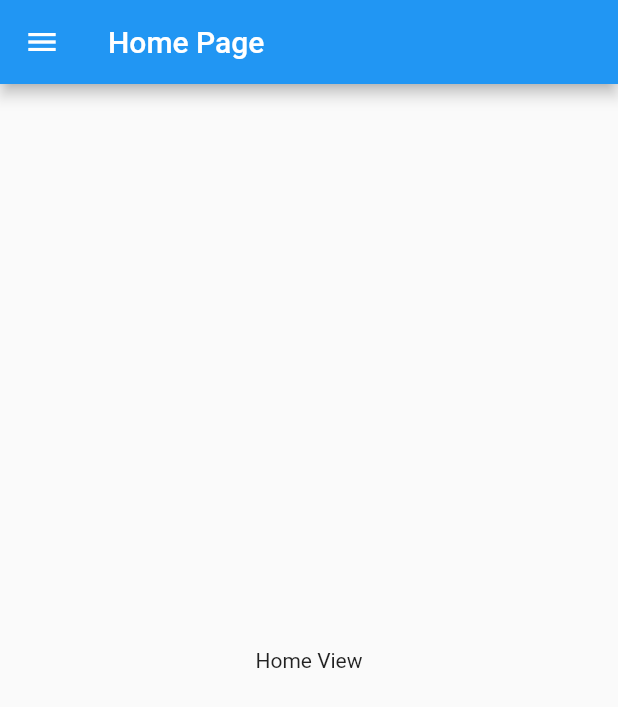
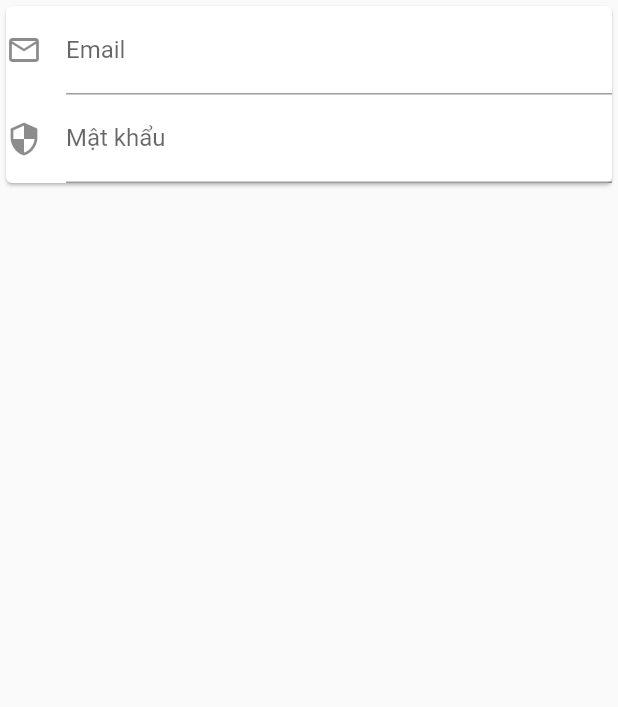
Before and after one commit to NgocNghia209/flutter_lab_2_26022021, a Flutter app: the screen it shows after launch, on a phone screen of 412 x 824 dp. Shown: the top 707 px of the screen. Run offline on Flutter 3.47's test engine with Material 2 defaults, Android fonts, the phone set to English and light mode, and no system bars.

Commit message:
Commit L1

```diff
--- a/lib/main.dart
+++ b/lib/main.dart
@@ -1,4 +1,5 @@
 import 'package:flutter/material.dart';
+import 'package:flutter_lab_2_26022021/pages/login/login_view.dart';
 import 'pages/home/home_view.dart';
 
 void main() {
@@ -15,7 +16,7 @@ class MyApp extends StatelessWidget {
         primarySwatch: Colors.blue,
         visualDensity: VisualDensity.adaptivePlatformDensity,
       ),
-      home: HomeView(),
+      home: LoginView(),
     );
   }
 }
--- a/lib/pages/drawer/widgets/drawer_widget.dart
+++ b/lib/pages/drawer/widgets/drawer_widget.dart
@@ -1,6 +1,7 @@
 import 'package:flutter/cupertino.dart';
 import 'package:flutter/material.dart';
-import 'package:flutter_lab_2_26022021/pages/drawer/widgets/settings_view.dart';
+//import 'package:flutter_lab_2_26022021/pages/drawer/widgets/settings_view.dart';
+import 'settings_view.dart';
 
 class DrawerWidget extends StatelessWidget {
   @override
--- a/lib/pages/drawer/widgets/settings_view.dart
+++ b/lib/pages/drawer/widgets/settings_view.dart
@@ -5,7 +5,7 @@ class SettingsView extends StatefulWidget {
   @override
   State<StatefulWidget> createState() {
     // TODO: implement createState
-    throw UnimplementedError();
+    return SettingsViewState();
   }
 }
 
--- /dev/null
+++ b/lib/pages/login/login_view.dart
@@ -0,0 +1,50 @@
+import 'package:flutter/cupertino.dart';
+import 'package:flutter/material.dart';
+
+class LoginView extends StatefulWidget {
+  @override
+  State<StatefulWidget> createState() => _LoginViewState();
+}
+
+class _LoginViewState extends State<LoginView> {
+  @override
+  Widget build(BuildContext context) {
+    return Scaffold(
+        body: Center(
+      child: Stack(
+        children: [
+          Container(), //Tạo background
+          ListView(
+            children: [
+              Column(
+                children: [
+                  Container(
+                    child: Card(
+                      child: Column(
+                        children: [
+                          TextFormField(
+                            key: Key('username'),
+                            decoration: InputDecoration(
+                                labelText: 'Email',
+                                icon: Icon(Icons.email_outlined)),
+                          ),
+                          TextFormField(
+                            key: Key('password'),
+                            decoration: InputDecoration(
+                                labelText: 'Mật khẩu',
+                                icon: Icon(Icons.security)),
+                            obscureText: true,
+                          )
+                        ],
+                      ),
+                    ),
+                  )
+                ],
+              )
+            ],
+          )
+        ],
+      ),
+    ));
+  }
+}
```
